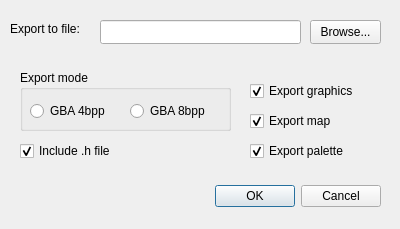
Qt form exportdialog.ui (LoxoSoftware/RetroMap) before a commit.
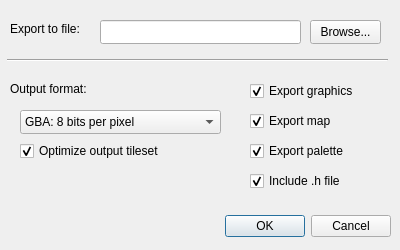
The same form after that commit.

Commit message: ExportDialog: Reworked Ui and added option to export as GBA Affine map

Diff of the .ui file:
```diff
--- a/exportdialog.ui
+++ b/exportdialog.ui
@@ -10,18 +10,24 @@
     <x>0</x>
     <y>0</y>
     <width>400</width>
-    <height>229</height>
+    <height>250</height>
    </rect>
   </property>
+  <property name="minimumSize">
+   <size>
+    <width>400</width>
+    <height>250</height>
+   </size>
+  </property>
   <property name="windowTitle">
    <string>Dialog</string>
   </property>
   <widget class="QDialogButtonBox" name="btnDialog">
    <property name="geometry">
     <rect>
-     <x>20</x>
-     <y>180</y>
-     <width>361</width>
+     <x>10</x>
+     <y>210</y>
+     <width>381</width>
      <height>32</height>
     </rect>
    </property>
@@ -71,9 +77,9 @@
   <widget class="QCheckBox" name="chkIncludeHFile">
    <property name="geometry">
     <rect>
-     <x>20</x>
-     <y>140</y>
-     <width>211</width>
+     <x>250</x>
+     <y>170</y>
+     <width>171</width>
      <height>22</height>
     </rect>
    </property>
@@ -84,45 +90,6 @@
     <bool>true</bool>
    </property>
   </widget>
-  <widget class="QGroupBox" name="groupBox">
-   <property name="geometry">
-    <rect>
-     <x>20</x>
-     <y>70</y>
-     <width>211</width>
-     <height>61</height>
-    </rect>
-   </property>
-   <property name="title">
-    <string>Export mode</string>
-   </property>
-   <widget class="QRadioButton" name="rdbGBA4bpp">
-    <property name="geometry">
-     <rect>
-      <x>10</x>
-      <y>30</y>
-      <width>100</width>
-      <height>22</height>
-     </rect>
-    </property>
-    <property name="text">
-     <string>GBA 4bpp</string>
-    </property>
-   </widget>
-   <widget class="QRadioButton" name="rdbGBA8bpp">
-    <property name="geometry">
-     <rect>
-      <x>110</x>
-      <y>30</y>
-      <width>100</width>
-      <height>22</height>
-     </rect>
-    </property>
-    <property name="text">
-     <string>GBA 8bpp</string>
-    </property>
-   </widget>
-  </widget>
   <widget class="QCheckBox" name="chkExportGfx">
    <property name="geometry">
     <rect>
@@ -171,6 +138,79 @@
     <bool>true</bool>
    </property>
   </widget>
+  <widget class="QCheckBox" name="chkOptimize">
+   <property name="geometry">
+    <rect>
+     <x>20</x>
+     <y>140</y>
+     <width>171</width>
+     <height>22</height>
+    </rect>
+   </property>
+   <property name="text">
+    <string>Optimize output tileset</string>
+   </property>
+   <property name="checked">
+    <bool>true</bool>
+   </property>
+  </widget>
+  <widget class="QComboBox" name="cmbFormat">
+   <property name="geometry">
+    <rect>
+     <x>20</x>
+     <y>110</y>
+     <width>201</width>
+     <height>24</height>
+    </rect>
+   </property>
+   <item>
+    <property name="text">
+     <string>GBA: 8 bits per pixel</string>
+    </property>
+   </item>
+   <item>
+    <property name="text">
+     <string>GBA: 4 bits per pixel</string>
+    </property>
+   </item>
+   <item>
+    <property name="text">
+     <string>GBA: 8 bits per pixel (affine map)</string>
+    </property>
+   </item>
+  </widget>
+  <widget class="QLabel" name="label_2">
+   <property name="geometry">
+    <rect>
+     <x>10</x>
+     <y>80</y>
+     <width>161</width>
+     <height>18</height>
+    </rect>
+   </property>
+   <property name="text">
+    <string>Output format:</string>
+   </property>
+  </widget>
+  <widget class="Line" name="line">
+   <property name="geometry">
+    <rect>
+     <x>7</x>
+     <y>50</y>
+     <width>381</width>
+     <height>20</height>
+    </rect>
+   </property>
+   <property name="frameShadow">
+    <enum>QFrame::Shadow::Sunken</enum>
+   </property>
+   <property name="lineWidth">
+    <number>1</number>
+   </property>
+   <property name="orientation">
+    <enum>Qt::Orientation::Horizontal</enum>
+   </property>
+  </widget>
  </widget>
  <resources/>
  <connections>
```
The commit also changes 1 other file.
